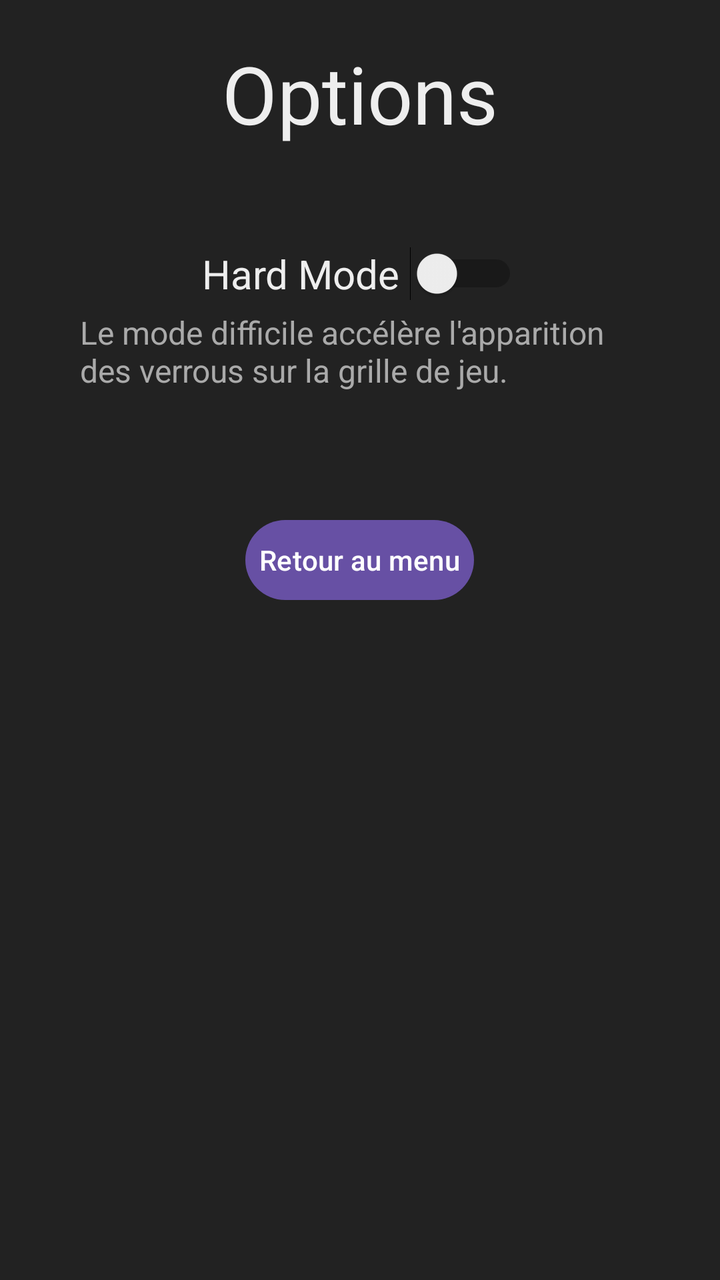
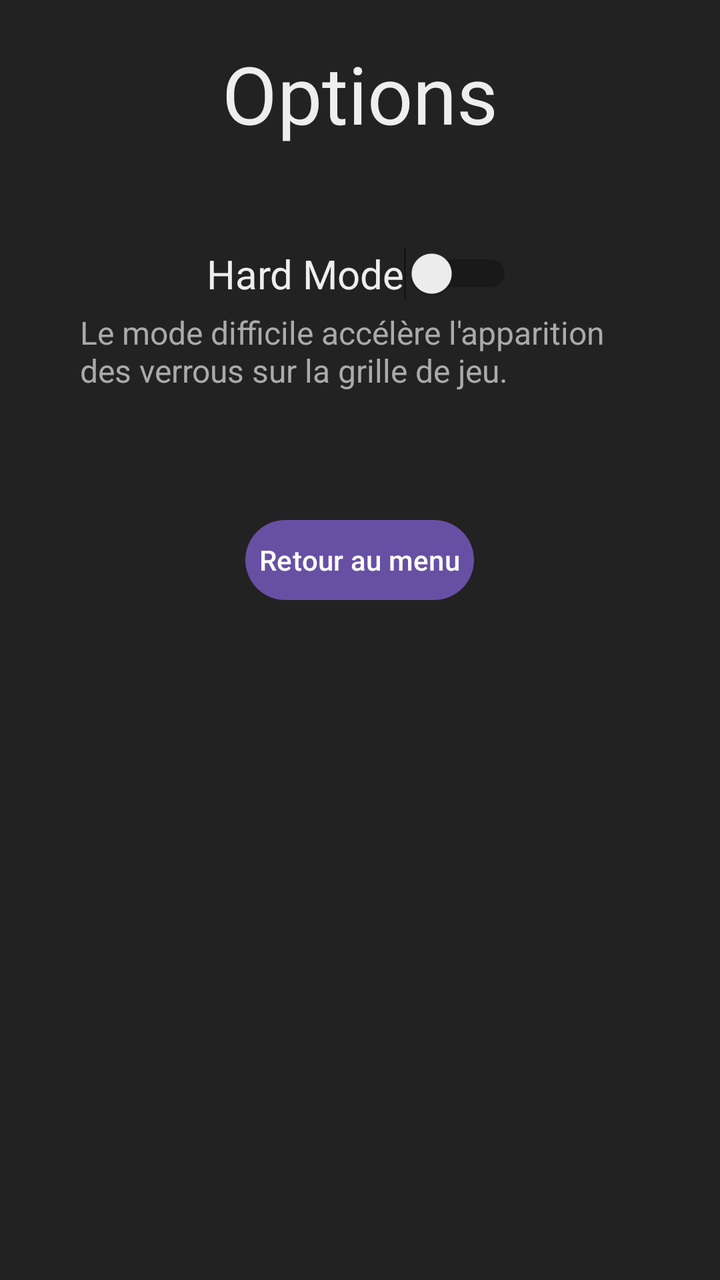

An Android layout rendered at two revisions. The XML below is the earlier revision; the diff shows what the commit changed to produce the second picture.
<!-- AndroidManifest.xml: application theme Theme.Chuzzle -->
<!-- res/layout/activity_options.xml -->
<?xml version="1.0" encoding="utf-8"?>
<LinearLayout xmlns:android="http://schemas.android.com/apk/res/android"
    android:layout_width="match_parent"
    android:layout_height="match_parent"
    android:background="#222222"
    android:orientation="vertical">

    <TextView
        android:layout_width="wrap_content"
        android:layout_height="wrap_content"
        android:layout_gravity="center"
        android:layout_marginTop="20dp"
        android:text="Options"
        android:textColor="#EEEEEE"
        android:textSize="40dp"/>

    <Switch
        android:id="@+id/interrupteur_hard_mode"
        android:layout_width="wrap_content"
        android:layout_height="wrap_content"
        android:layout_gravity="center"
        android:layout_marginTop="50dp"
        android:text="Hard Mode "
        android:textColor="#EEEEEE"
        android:textSize="20dp"/>

    <TextView
        android:layout_width="wrap_content"
        android:layout_height="wrap_content"
        android:layout_marginLeft="40dp"
        android:layout_marginTop="5dp"
        android:layout_marginRight="40dp"
        android:text="Le mode difficile accélère l'apparition des verrous sur la grille de jeu."
        android:textColor="#AAAAAA"
        android:textSize="16dp"/>

    <Button
        android:id="@+id/bouton_retour_options"
        android:layout_width="wrap_content"
        android:layout_height="wrap_content"
        android:layout_gravity="center"
        android:layout_marginTop="60dp"
        android:padding="7dp"
        android:text="Retour au menu"/>

</LinearLayout>
<!-- resources referenced by this layout -->
<resources>
  <style name="Theme.Chuzzle" parent="Base.Theme.Chuzzle" />
  <style name="Base.Theme.Chuzzle" parent="Theme.Material3.DayNight.NoActionBar">
          
          
      </style>
</resources>

<!-- the commit's change to res/layout/activity_options.xml (unified diff, before → after) -->
@@ -10,7 +10,7 @@
         android:layout_height="wrap_content"
         android:layout_gravity="center"
         android:layout_marginTop="20dp"
-        android:text="Options"
+        android:text="@string/option"
         android:textColor="#EEEEEE"
         android:textSize="40dp"/>
 
@@ -20,7 +20,7 @@
         android:layout_height="wrap_content"
         android:layout_gravity="center"
         android:layout_marginTop="50dp"
-        android:text="Hard Mode "
+        android:text="@string/hard_mode"
         android:textColor="#EEEEEE"
         android:textSize="20dp"/>
 
@@ -30,7 +30,7 @@
         android:layout_marginLeft="40dp"
         android:layout_marginTop="5dp"
         android:layout_marginRight="40dp"
-        android:text="Le mode difficile accélère l'apparition des verrous sur la grille de jeu."
+        android:text="@string/hard_mode_description"
         android:textColor="#AAAAAA"
         android:textSize="16dp"/>
 
<!-- resource entries referenced after the edit -->
@@ -1,5 +1,8 @@
 <!-- resources referenced by this layout -->
 <resources>
+  <string name="hard_mode">Hard Mode </string>
+  <string name="hard_mode_description">Le mode difficile accélère l'apparition des verrous sur la grille de jeu.</string>
+  <string name="option">Options</string>
   <style name="Theme.Chuzzle" parent="Base.Theme.Chuzzle" />
   <style name="Base.Theme.Chuzzle" parent="Theme.Material3.DayNight.NoActionBar">
           
